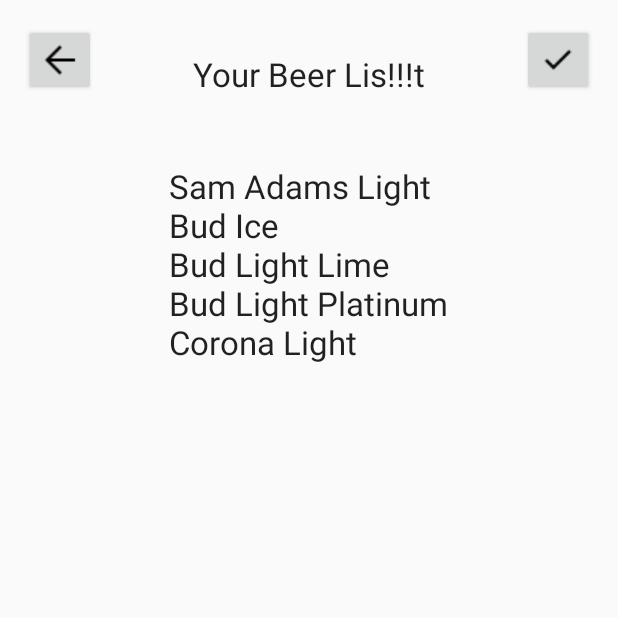
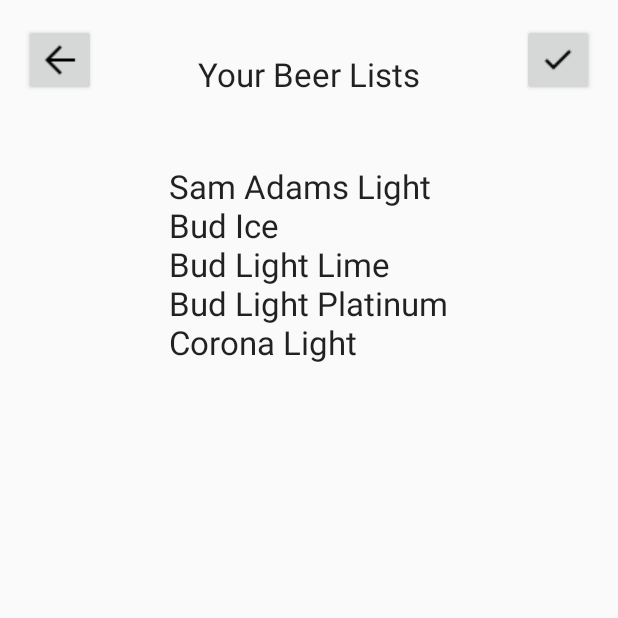
Before and after one commit to jayavardhanravi/Mobile-Application, an Android app: the screen it shows after launch (ShareActivity), after a tap on an icon or button, on a phone screen of 412 x 824 dp, the top half of it. Run offline under Robolectric (Android 15) with nearby library versions, the phone set to English and light mode, and no system bars; 2 other taps on this screen came first.

Commit message:
Testing the GIT Link

```diff
--- a/BeerAdviser/app/src/main/res/layout/content_share.xml
+++ b/BeerAdviser/app/src/main/res/layout/content_share.xml
@@ -52,7 +52,7 @@
         <TextView
             android:layout_width="wrap_content"
             android:layout_height="wrap_content"
-            android:text="Your Beer Lis!!!t"
+            android:text="Your Beer Lists"
             android:id="@+id/textView3"
             style="@android:style/TextAppearance.DeviceDefault.Large"
             android:layout_alignBottom="@+id/button4"
```
